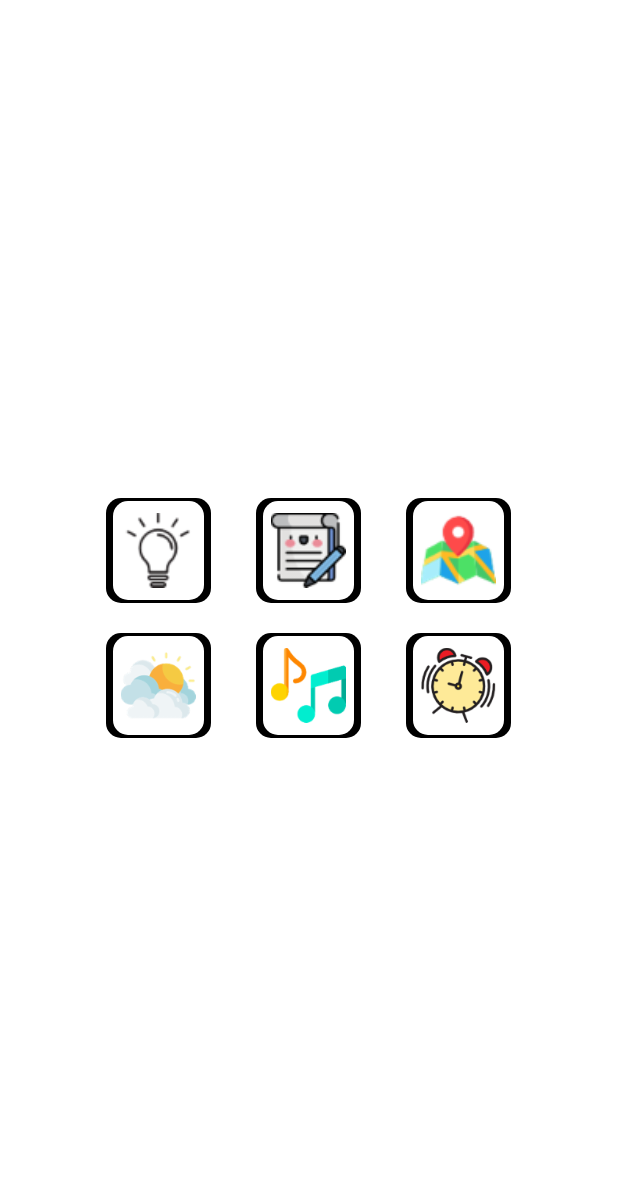
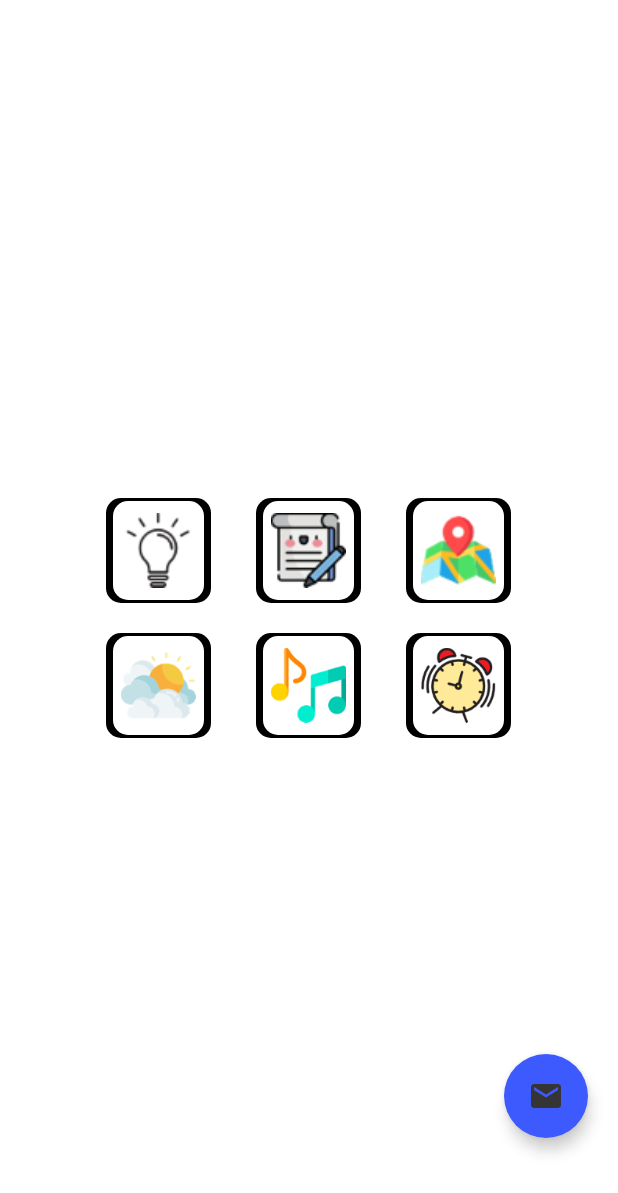
Before and after one commit to hieudevsoft/Easy_DayApp, an Android app: the fragment HomeFragment shown on its own in the app's theme, on a phone screen of 412 x 824 dp. Shown: the top 1193 px of the screen. Run offline under Robolectric (Android 15) with nearby library versions, the phone set to English and light mode, and no system bars; our stand-ins replace Firebase (no records; nobody signed in at launch, a user with empty details on screens opened directly), Volley; network calls fail; pictures from the network do not load.

Commit message:
almost done project

```diff
--- a/app/src/main/res/layout-xhdpi/fragment_home.xml
+++ b/app/src/main/res/layout-xhdpi/fragment_home.xml
@@ -90,6 +90,7 @@
                 </RelativeLayout>
 
                 <RelativeLayout
+                    android:id="@+id/layout_icon_2"
                     android:layout_marginTop="10dp"
                     android:layout_width="wrap_content"
                     android:layout_height="wrap_content"
@@ -147,8 +148,21 @@
                             android:src="@drawable/clock"
                             android:contentDescription="TODO" />
                     </LinearLayout>
-                </RelativeLayout>
             </RelativeLayout>
+            </RelativeLayout>
+            <com.google.android.material.floatingactionbutton.FloatingActionButton
+                android:id="@+id/flt_Contact"
+                android:src="@drawable/ic_email"
+                android:theme="@style/colorContact"
+                app:rippleColor="@color/colorBackground"
+                app:fabSize="normal"
+                app:borderWidth="0dp"
+                android:layout_marginEnd="20dp"
+                android:layout_marginBottom="65dp"
+                android:layout_alignParentBottom="true"
+                android:layout_alignParentEnd="true"
+                android:layout_width="wrap_content"
+                android:layout_height="wrap_content"/>
         </RelativeLayout>
 
     </androidx.constraintlayout.widget.ConstraintLayout>
--- a/app/src/main/res/layout/fragment_home.xml
+++ b/app/src/main/res/layout/fragment_home.xml
@@ -90,6 +90,7 @@
                 </RelativeLayout>
 
                 <RelativeLayout
+                    android:id="@+id/layout_icon_2"
                     android:layout_marginTop="10dp"
                     android:layout_width="wrap_content"
                     android:layout_height="wrap_content"
@@ -149,6 +150,19 @@
                     </LinearLayout>
                 </RelativeLayout>
             </RelativeLayout>
+            <com.google.android.material.floatingactionbutton.FloatingActionButton
+                android:id="@+id/flt_Contact"
+                android:src="@drawable/ic_email"
+                android:theme="@style/colorContact"
+                app:fabSize="normal"
+                app:rippleColor="@color/colorBackground"
+                app:borderWidth="0dp"
+                android:layout_marginEnd="20dp"
+                android:layout_marginBottom="65dp"
+                android:layout_alignParentBottom="true"
+                android:layout_alignParentEnd="true"
+                android:layout_width="wrap_content"
+                android:layout_height="wrap_content"/>
         </RelativeLayout>
 
     </androidx.constraintlayout.widget.ConstraintLayout>
--- a/app/src/main/res/layout/fragment_me.xml
+++ b/app/src/main/res/layout/fragment_me.xml
@@ -1,5 +1,4 @@
 <?xml version="1.0" encoding="utf-8"?>
-
 <ScrollView android:layout_width="match_parent"
     android:layout_height="match_parent"
     xmlns:android="http://schemas.android.com/apk/res/android"
--- a/app/src/main/res/values/styles.xml
+++ b/app/src/main/res/values/styles.xml
@@ -30,4 +30,9 @@
         <item name="android:backgroundTint">#FDD835</item>
     </style>
 
+    <style name="colorContact" parent="Theme.MaterialComponents.Light.NoActionBar.Bridge">
+        <item name="colorOnSecondary">#FFFFFF</item>
+        <item name="android:backgroundTint">#3D5AFE</item>
+    </style>
+
 </resources>
```
Also changed, not shown: app/src/main/java/com/example/easyday/FRAGMENT/home/HomeFragment.java (+13 -0 lines), app/src/main/res/layout/information_me.xml (added, +106 -0 lines), app/src/main/res/drawable-hdpi/ic_facebook.png (added), app/src/main/res/drawable-mdpi/ic_facebook.png (added), app/src/main/res/drawable-xhdpi/ic_facebook.png (added), app/src/main/res/drawable-xxhdpi/ic_facebook.png (added), app/src/main/res/drawable-xxxhdpi/ic_facebook.png (added).
